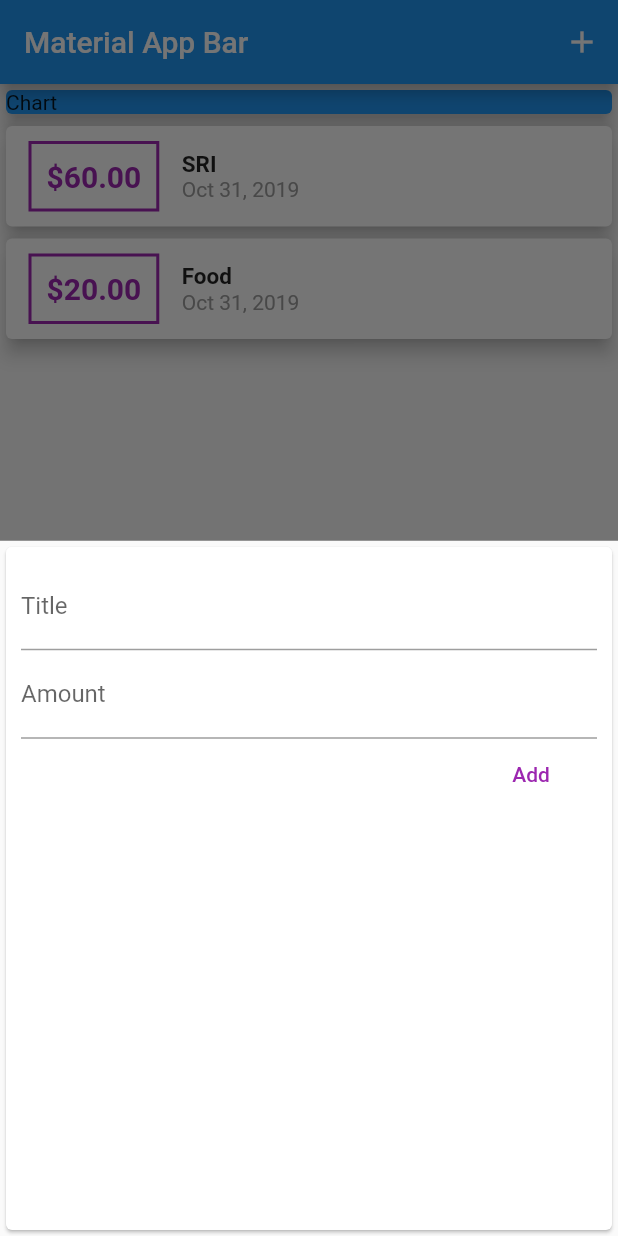
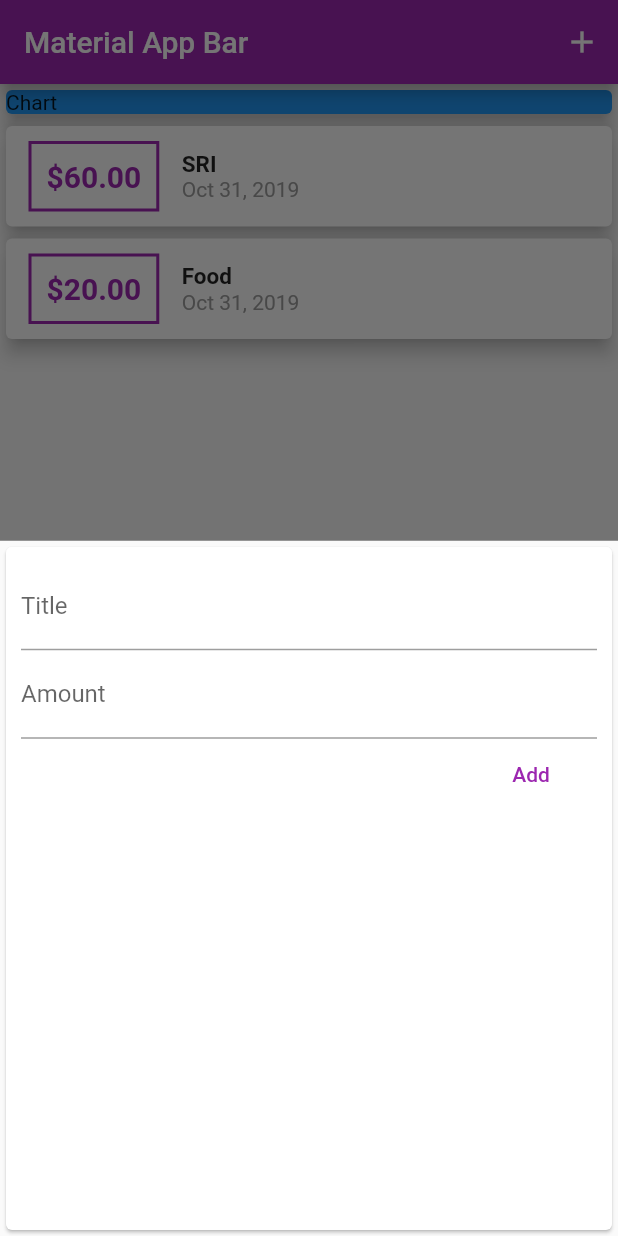
Before and after one commit to carlosalvarezm17/personal_expenses, a Flutter app: the screen it shows after launch, after a tap on the "add" icon, on a phone screen of 412 x 824 dp. Run offline on Flutter 3.47's test engine with Material 2 defaults, Android fonts, the phone set to English and light mode, and no system bars.

Commit message:
Configuring & Using Themes

```diff
--- a/lib/main.dart
+++ b/lib/main.dart
@@ -10,7 +10,12 @@ class MyApp extends StatelessWidget {
   Widget build(BuildContext context) {
     return MaterialApp(
       title: 'Flutter App',
+      debugShowCheckedModeBanner: false,
       home: MyHomePage(),
+      theme: ThemeData(
+        primarySwatch: Colors.purple,
+        accentColor: Colors.amber,
+      ),
     );
   }
 }
--- a/lib/widgets/new_transaction.dart
+++ b/lib/widgets/new_transaction.dart
@@ -55,7 +55,7 @@ class _NewTransactionState extends State<NewTransaction> {
             ),
             FlatButton(
               child: Text('Add'),
-              textColor: Colors.purple,
+              textColor: Theme.of(context).primaryColor,
               onPressed: submitData,
             )
           ],
--- a/lib/widgets/transaction_list.dart
+++ b/lib/widgets/transaction_list.dart
@@ -20,14 +20,14 @@ class TransactionList extends StatelessWidget {
                   Container(
                     margin: EdgeInsets.symmetric(horizontal: 15, vertical: 10),
                     decoration: BoxDecoration(
-                        border: Border.all(color: Colors.purple, width: 2)),
+                        border: Border.all(color: Theme.of(context).primaryColor, width: 2)),
                     padding: EdgeInsets.all(10),
                     child: Text(
                       '\$${userTransaction[i].amount.toStringAsFixed(2)}',
                       style: TextStyle(
                           fontWeight: FontWeight.bold,
                           fontSize: 20,
-                          color: Colors.purple),
+                          color: Theme.of(context).primaryColor),
                     ),
                   ),
                   Column(
```
